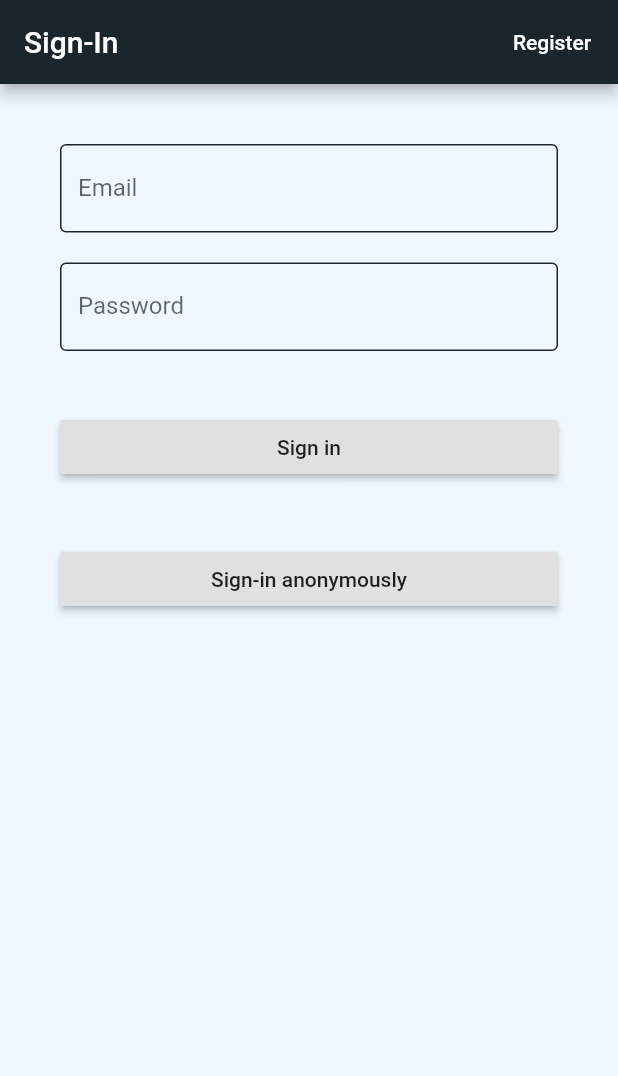
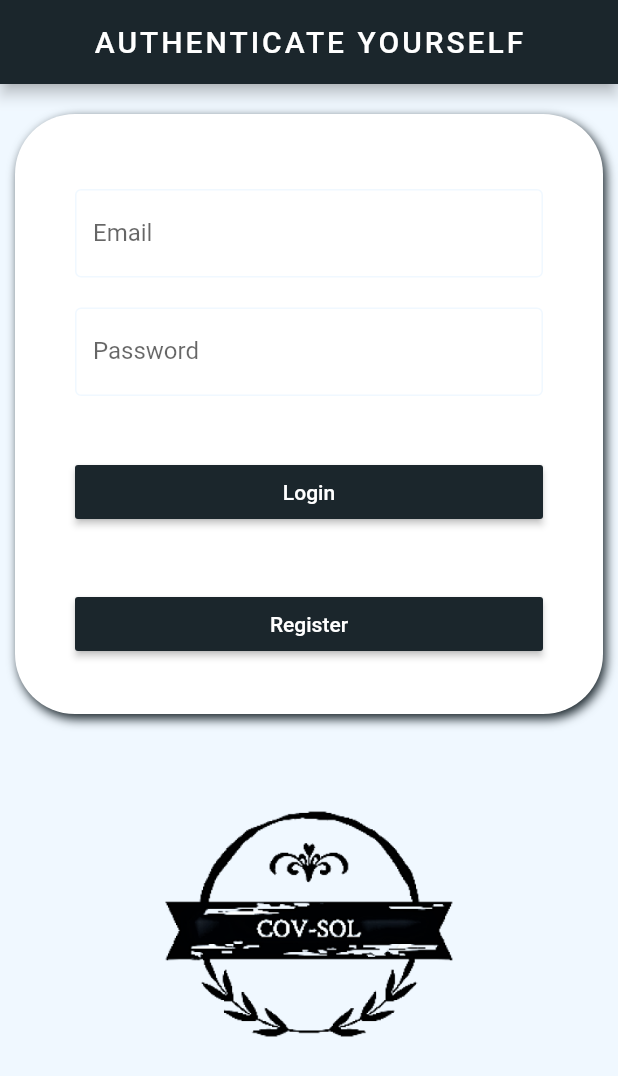
Before and after one commit to 16o1kym/CovidApp, a Flutter app: the screen it shows after launch, on a phone screen of 412 x 824 dp. Shown: the top 1076 px of the screen. Run offline on Flutter 3.47's test engine with Material 2 defaults, Android fonts, the phone set to English and light mode, and no system bars; our stand-ins replace cloud_firestore, curved_navigation_bar, firebase_auth, firebase_core, flutter_spinkit; accounts and stored records are empty.

Commit message:
UI improved

```diff
--- a/lib/screens/authenticate/sign_in.dart
+++ b/lib/screens/authenticate/sign_in.dart
@@ -24,30 +24,43 @@ class _SignInState extends State<SignIn> {
   Widget build(BuildContext context) {
     return loading
         ? Loading()
-        : Container(
-            child: Scaffold(
+        : Scaffold(
             appBar: AppBar(
-                title: Text("Sign-In"),
-                actions: [
-                  FlatButton(
-                    child: Text(
-                      "Register",
-                      style: TextStyle(color: Colors.white),
+              centerTitle: true,
+              title: Text(
+                "AUTHENTICATE YOURSELF",
+                style: TextStyle(letterSpacing: 2),
               ),
-                    onPressed: () {
-                      widget.toggleView();
-                    },
-                  )
+            ),
+            body: Container(
+              margin: EdgeInsets.symmetric(
+                vertical: 20,
+              ),
+              child: ListView(
+                shrinkWrap: true,
+                physics: NeverScrollableScrollPhysics(),
+                children: [
+                  Container(
+                    decoration: BoxDecoration(
+                      color: Colors.white,
+                      borderRadius: BorderRadius.circular(40),
+                      boxShadow: [
+                        BoxShadow(
+                            color: Theme.of(context).primaryColor,
+                            blurRadius: 5,
+                            offset: Offset(2, 3))
                       ],
                     ),
-              body: Container(
                     padding: EdgeInsets.symmetric(vertical: 20, horizontal: 40),
+                    margin: EdgeInsets.symmetric(horizontal: 10),
+                    height: 400,
+                    width: 350,
                     child: Form(
                       key: _formKey,
                       child: ListView(
                         children: [
                           SizedBox(
-                          height: 20,
+                            height: 30,
                           ),
                           TextFormField(
                             decoration: InputDecoration(
@@ -57,7 +70,8 @@ class _SignInState extends State<SignIn> {
                                       color: Theme.of(context).primaryColor)),
                               enabledBorder: OutlineInputBorder(
                                   borderSide: BorderSide(
-                                    color: Theme.of(context).primaryColor)),
+                                      color: Theme.of(context)
+                                          .scaffoldBackgroundColor)),
                             ),
                             validator: (value) => value.isEmpty
                                 ? "Please enter a valid email"
@@ -79,7 +93,8 @@ class _SignInState extends State<SignIn> {
                                       color: Theme.of(context).primaryColor)),
                               enabledBorder: OutlineInputBorder(
                                   borderSide: BorderSide(
-                                    color: Theme.of(context).primaryColor)),
+                                      color: Theme.of(context)
+                                          .scaffoldBackgroundColor)),
                             ),
                             validator: (value) => value.length < 6
                                 ? "Password must be atleast 6 characters long"
@@ -93,7 +108,9 @@ class _SignInState extends State<SignIn> {
                             height: 40,
                           ),
                           RaisedButton(
-                            child: Text("Sign in"),
+                              color: Theme.of(context).primaryColor,
+                              child: Text("Login",
+                                  style: TextStyle(color: Colors.white)),
                               onPressed: () async {
                                 if (_formKey.currentState.validate()) {
                                   setState(() {
@@ -115,29 +132,31 @@ class _SignInState extends State<SignIn> {
                             height: 40,
                           ),
                           RaisedButton(
-                            child: Text("Sign-in anonymously"),
-                            onPressed: () async {
-                              //User result = await _auth.signInAnon();
-                              //the above line will also work fine.
-
-                              dynamic result = await _auth.signInAnon();
-                              if (result == null) {
-                                print("error signing in");
-                              } else {
-                                setState(() {
-                                  loading = true;
-                                });
-                                print("signed in succesfully");
-                                print(result.uid);
-                              }
-                            }),
-                        SizedBox(
-                          height: 40,
+                            color: Theme.of(context).primaryColor,
+                            child: Text(
+                              "Register",
+                              style: TextStyle(color: Colors.white),
+                            ),
+                            onPressed: () {
+                              widget.toggleView();
+                            },
                           ),
                           Text(error),
                         ],
                       ),
-                  )),
+                    ),
+                  ),
+                  Container(
+                    height: 40,
+                  ),
+                  Container(
+                    height: 200,
+                    decoration: BoxDecoration(
+                        image: DecorationImage(
+                            image: AssetImage('images/logo.png'))),
+                  ),
+                ],
+              ),
             ),
           );
   }
--- a/pubspec.yaml
+++ b/pubspec.yaml
@@ -48,9 +48,8 @@ flutter:
   # the material Icons class.
   uses-material-design: true
   # To add assets to your application, add an assets section, like this:
-  # assets:
-  #   - images/a_dot_burr.jpeg
-  #   - images/a_dot_ham.jpeg
+  assets:
+    - images/logo.png
   # An image asset can refer to one or more resolution-specific "variants", see
   # https://flutter.dev/assets-and-images/#resolution-aware.
   # For details regarding adding assets from package dependencies, see
```
Also changed, not shown: lib/screens/authenticate/register.dart (+61 -18 lines), images/logo.png (added). Lines whose indentation alone changed are shown as unchanged.
